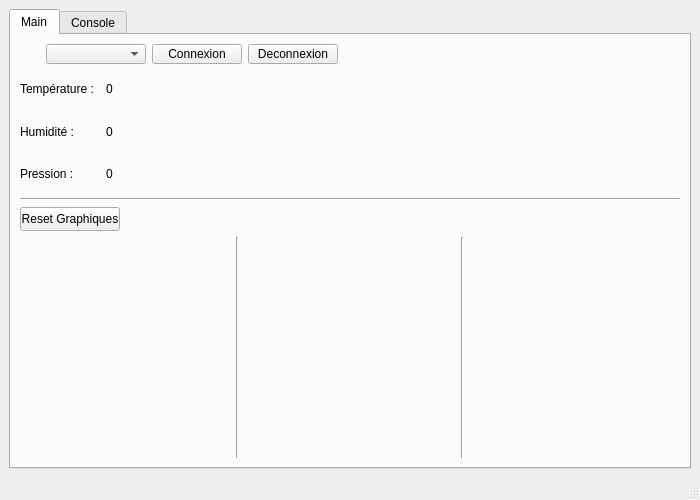
Above: QtApp/QtApp/mainwindow.ui from leoHerv/LE_sensor_BLE_project before the change. Below: the same form after it.
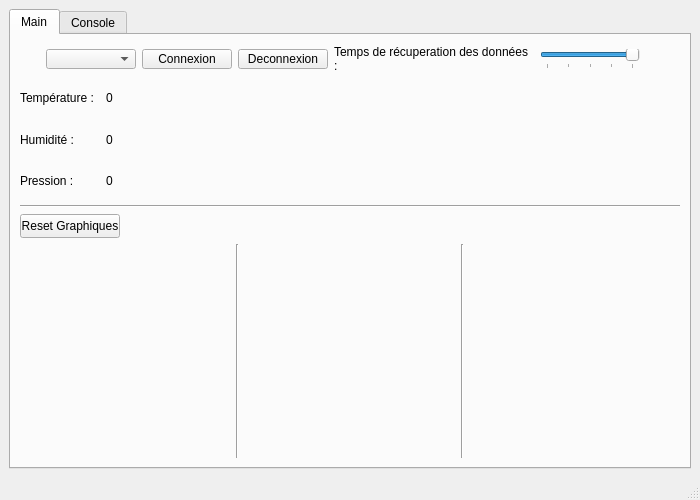
That is the form after the change. Custom widgets are drawn as their Qt base class.

Commit message: Add a slider to control the data retreive time

What changed in the file:
```diff
--- a/QtApp/QtApp/mainwindow.ui
+++ b/QtApp/QtApp/mainwindow.ui
@@ -30,9 +30,9 @@
        <attribute name="title">
         <string>Main</string>
        </attribute>
-       <layout class="QVBoxLayout" name="verticalLayout" stretch="1,1,1,1,0,1,6">
+       <layout class="QVBoxLayout" name="verticalLayout" stretch="0,1,1,1,0,1,6">
         <item>
-         <layout class="QHBoxLayout" name="connectionHorizontalLayout" stretch="1,1,1,1,3">
+         <layout class="QHBoxLayout" name="connectionHorizontalLayout" stretch="1,1,1,1,2,1,0">
           <item>
            <widget class="QLabel" name="connectionIndicator">
             <property name="minimumSize">
@@ -112,6 +112,66 @@
             </property>
            </widget>
           </item>
+          <item>
+           <widget class="QLabel" name="silderLabel">
+            <property name="minimumSize">
+             <size>
+              <width>200</width>
+              <height>30</height>
+             </size>
+            </property>
+            <property name="maximumSize">
+             <size>
+              <width>200</width>
+              <height>30</height>
+             </size>
+            </property>
+            <property name="text">
+             <string>Temps de récuperation des données :</string>
+            </property>
+            <property name="wordWrap">
+             <bool>true</bool>
+            </property>
+           </widget>
+          </item>
+          <item>
+           <layout class="QVBoxLayout" name="sliderVerticalLayout">
+            <item>
+             <widget class="QSlider" name="TimerHorizontalSlider">
+              <property name="minimumSize">
+               <size>
+                <width>100</width>
+                <height>20</height>
+               </size>
+              </property>
+              <property name="maximumSize">
+               <size>
+                <width>100</width>
+                <height>20</height>
+               </size>
+              </property>
+              <property name="minimum">
+               <number>1</number>
+              </property>
+              <property name="maximum">
+               <number>5</number>
+              </property>
+              <property name="value">
+               <number>5</number>
+              </property>
+              <property name="orientation">
+               <enum>Qt::Horizontal</enum>
+              </property>
+              <property name="tickPosition">
+               <enum>QSlider::TicksBelow</enum>
+              </property>
+              <property name="tickInterval">
+               <number>1</number>
+              </property>
+             </widget>
+            </item>
+           </layout>
+          </item>
           <item>
            <spacer name="horizontalSpacer">
             <property name="orientation">
@@ -120,7 +180,7 @@
             <property name="sizeHint" stdset="0">
              <size>
               <width>40</width>
-              <height>0</height>
+              <height>20</height>
              </size>
             </property>
            </spacer>
```
Left out of the diff: 2 changed lines with no effect on the pictures. The commit also changes 2 other files.
